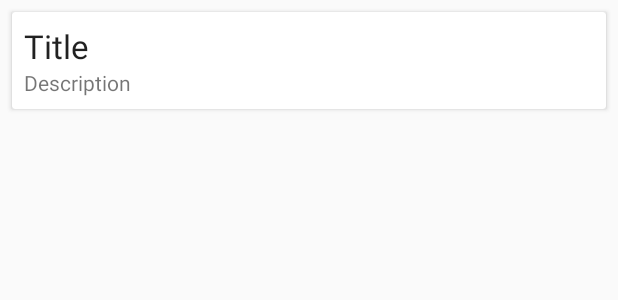
After one commit to Barry36/Time-Tracker, an Android app: the layout entry_item.xml on its own in the app's theme, with its tools: preview values and no code run, on a phone screen of 412 x 824 dp. The commit adds this screen. Shown: the top 300 px of the screen. Run offline under Robolectric (Android 15) with nearby library versions, the phone set to English and light mode, and no system bars.

Commit message:
implemented demo UI for TimeEntry cardView with ViewModel and RecyclerView

```diff
--- /dev/null
+++ b/TimeTracker/app/src/main/res/layout/entry_item.xml
@@ -0,0 +1,30 @@
+<?xml version="1.0" encoding="utf-8"?>
+<androidx.cardview.widget.CardView xmlns:android="http://schemas.android.com/apk/res/android"
+    android:layout_width="match_parent"
+    android:layout_height="wrap_content"
+    android:layout_marginStart="8dp"
+    android:layout_marginTop="8dp"
+    android:layout_marginEnd="8dp">
+
+    <RelativeLayout
+        android:layout_width="wrap_content"
+        android:layout_height="wrap_content"
+        android:padding="8dp">
+        <TextView
+            android:id="@+id/text_view_title"
+            android:layout_width="wrap_content"
+            android:layout_height="wrap_content"
+            android:layout_alignParentStart="true"
+            android:ellipsize="end"
+            android:maxLines="1"
+            android:text="Title"
+            android:textAppearance="@style/TextAppearance.AppCompat.Large" />
+        <TextView
+            android:id="@+id/text_view_description"
+            android:layout_width="wrap_content"
+            android:layout_height="wrap_content"
+            android:layout_below="@id/text_view_title"
+            android:text="Description" />
+    </RelativeLayout>
+
+</androidx.cardview.widget.CardView>
```
Also changed, not shown: TimeTracker/app/src/main/java/com/cs446/group18/timetracker/MainActivity.java (+27 -0 lines), TimeTracker/app/src/main/java/com/cs446/group18/timetracker/adapter/TimeEntryAdapter.java (added, +58 -0 lines), TimeTracker/app/src/main/java/com/cs446/group18/timetracker/vm/TimeEntryViewModel.java (added, +39 -0 lines), TimeTracker/app/src/main/res/layout/activity_main.xml (+7 -10 lines).
